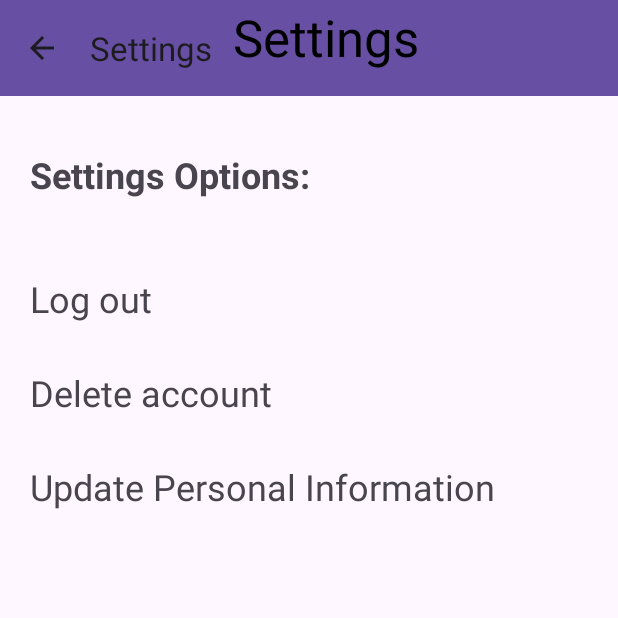
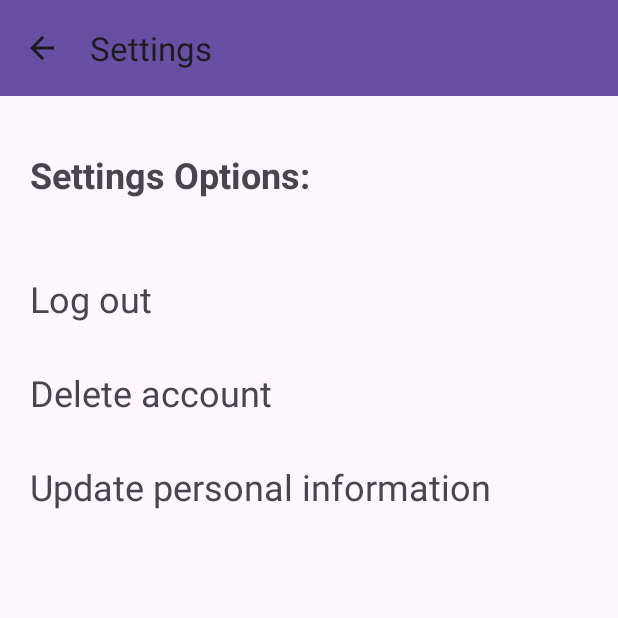
Before and after one commit to P4SS3-P4RT0UT/COEN390_SafeHit, an Android app: the SettingsActivity screen opened directly, with no data from a screen before it, on a phone screen of 412 x 824 dp, the top half of it. Run offline under Robolectric (Android 15) with nearby library versions, the phone set to English and light mode, and no system bars.

```diff
--- a/app/src/main/res/layout/activity_settings.xml
+++ b/app/src/main/res/layout/activity_settings.xml
@@ -22,7 +22,6 @@
             android:layout_width="250dp"
             android:layout_height="60dp"
             android:layout_marginStart="10dp"
-            android:text="Settings"
             android:textColor="@color/black"
             android:textAlignment="textStart"
             android:textSize="34sp"
@@ -68,7 +67,7 @@
         android:id="@+id/UpdateInfo"
         android:layout_width="wrap_content"
         android:layout_height="wrap_content"
-        android:text="Update Personal Information"
+        android:text="Update personal information"
         android:textSize="24sp"
         android:layout_below="@+id/DeleteAccount"
         android:layout_marginTop="30dp"
```
Also changed, not shown: app/src/main/java/com/example/coen390_safehit/view/SettingsActivity.java (+26 -2 lines).
